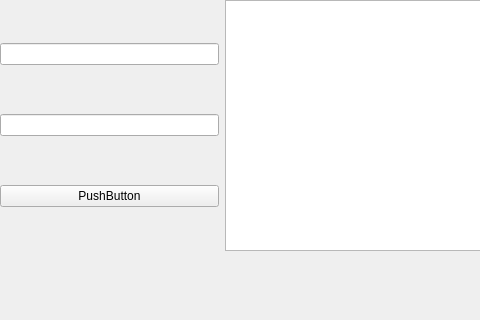
Above: include/widget.ui from wystephen/VisualDemo before the change; both pictures show x 0 to 480 and y 0 to 320 of the 1159 by 824 pixel window. Below: the same form after it.
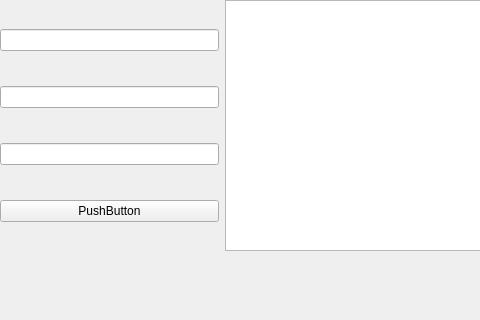
That is the form after the change.

Diff of the .ui file:
```diff
--- a/include/widget.ui
+++ b/include/widget.ui
@@ -31,6 +31,9 @@
       <item>
        <widget class="QLineEdit" name="lineEdit"/>
       </item>
+      <item>
+       <widget class="QLineEdit" name="lineEdit_2"/>
+      </item>
       <item>
        <layout class="QHBoxLayout" name="horizontalLayout">
         <item>
```
